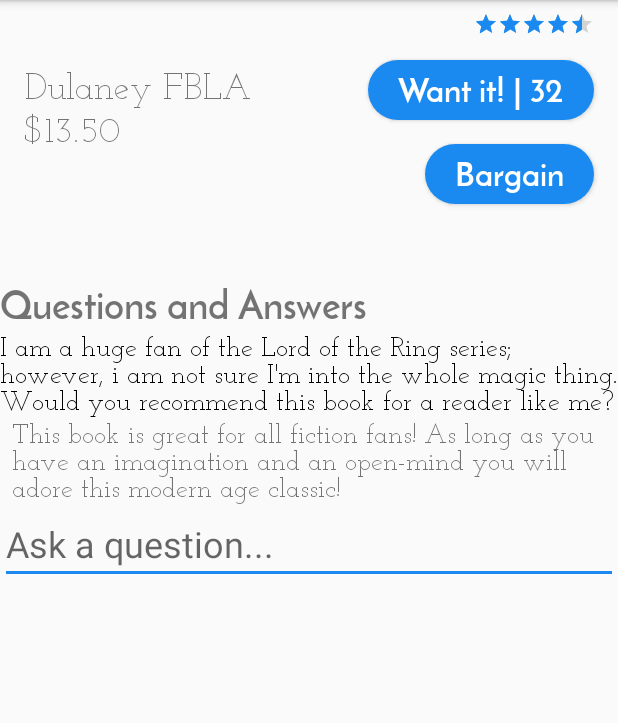
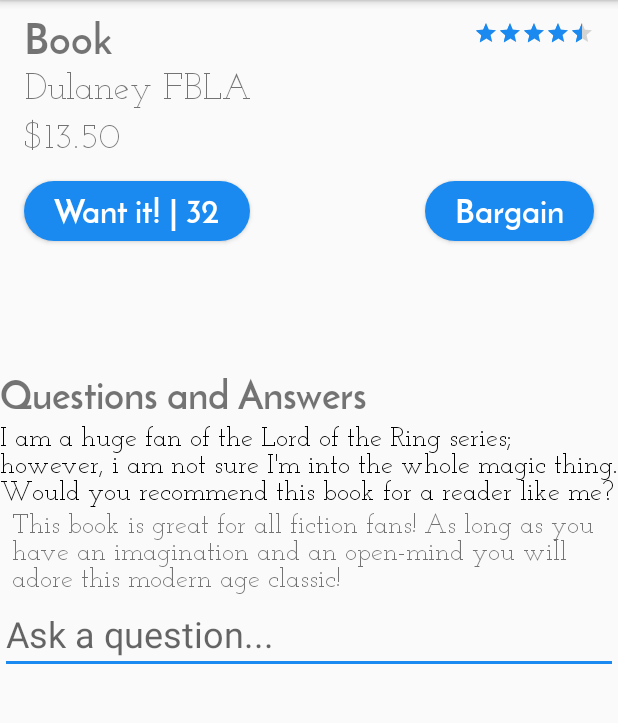
Before and after one commit to akhushalani/Copera, an Android app: the ItemActivity screen opened directly, with no data from a screen before it, on a phone screen of 412 x 824 dp, the part 84-807 px from its top. Run offline under Robolectric (Android 15) with nearby library versions, the phone set to English and light mode, and no system bars; 7 statements that could not run were skipped.

```diff
--- a/app/src/main/res/layout/activity_item.xml
+++ b/app/src/main/res/layout/activity_item.xml
@@ -57,6 +57,7 @@
                 android:layout_alignParentTop="true"
                 android:paddingLeft="16dp"
                 android:paddingTop="8dp"
+                android:text="Book"
                 android:textSize="28sp"/>
 
             <com.denovo.denovo.CustomTextView
@@ -66,6 +67,7 @@
                 android:layout_alignParentLeft="true"
                 android:layout_below="@id/item_name"
                 android:paddingLeft="16dp"
+                android:paddingBottom="4dp"
                 android:text="Dulaney FBLA"
                 android:textSize="24sp"/>
 
@@ -88,7 +90,7 @@
                 android:layout_alignRight="@+id/item_name"
                 android:layout_alignParentTop="true"
                 android:layout_marginRight="16dp"
-                android:layout_marginTop="8dp"
+                android:layout_marginTop="14dp"
                 android:isIndicator="true"
                 android:numStars="5"
                 android:rating="4.5"
@@ -98,13 +100,12 @@
                 android:id="@+id/btn_item_want"
                 android:layout_width="wrap_content"
                 android:layout_height="40dp"
-                android:layout_alignParentRight="true"
-                android:layout_alignRight="@id/item_yard_sale"
-                android:layout_below="@id/item_rating"
-                android:layout_marginRight="16dp"
-                android:layout_marginTop="@dimen/activity_vertical_margin"
+                android:layout_alignParentLeft="true"
+                android:layout_below="@id/item_price"
+                android:layout_marginLeft="16dp"
+                android:layout_marginTop="16dp"
                 android:background="@drawable/mybuttonsmall"
-                android:elevation="2dp"
+                android:elevation="4dp"
                 android:gravity="center_vertical"
                 android:paddingLeft="20dp"
                 android:paddingRight="20dp"
@@ -118,11 +119,11 @@
                 android:layout_height="40dp"
                 android:layout_alignParentRight="true"
                 android:layout_alignRight="@id/item_price"
-                android:layout_below="@id/btn_item_want"
+                android:layout_below="@id/item_price"
                 android:layout_marginRight="16dp"
-                android:layout_marginTop="@dimen/activity_vertical_margin"
+                android:layout_marginTop="16dp"
                 android:background="@drawable/mybuttonsmall"
-                android:elevation="2dp"
+                android:elevation="4dp"
                 android:gravity="center_vertical"
                 android:paddingLeft="20dp"
                 android:paddingRight="20dp"
@@ -135,7 +136,7 @@
                 android:layout_width="match_parent"
                 android:layout_height="wrap_content"
                 android:layout_alignParentLeft="true"
-                android:layout_below="@id/item_price"
+                android:layout_below="@id/btn_item_want"
                 android:layout_marginTop="@dimen/activity_vertical_margin"
                 android:paddingBottom="16dp"
                 android:paddingLeft="16dp"
```
Also changed, not shown: app/src/main/res/drawable-nodpi/book.png (added), app/src/main/res/drawable-nodpi/ic_logo_shadow.png (added), app/src/main/res/drawable-nodpi/shirt.png (added), app/src/main/res/drawable-nodpi/shoes.png (added).
